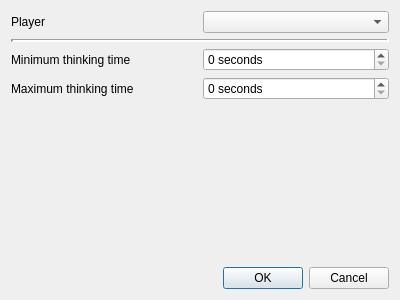
Before: the Qt Designer form src/gui/playgameenginedialog.ui in franzm/shatrabase, drawn with Qt 5.
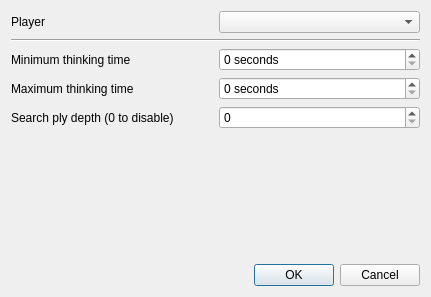
After: the same form once the commit is applied. Icons and pictures are not drawn.

Commit message: setting for gameplay max search depth

```diff
--- a/src/gui/playgameenginedialog.ui
+++ b/src/gui/playgameenginedialog.ui
@@ -6,8 +6,8 @@
    <rect>
     <x>0</x>
     <y>0</y>
-    <width>400</width>
-    <height>300</height>
+    <width>431</width>
+    <height>297</height>
    </rect>
   </property>
   <property name="windowTitle">
@@ -41,7 +41,7 @@
       <enum>QFrame::Sunken</enum>
      </property>
      <property name="lineWidth">
-      <number>3</number>
+      <number>1</number>
      </property>
      <property name="midLineWidth">
       <number>0</number>
@@ -105,6 +105,30 @@
      </item>
     </layout>
    </item>
+   <item>
+    <layout class="QHBoxLayout" name="horizontalLayout_5">
+     <item>
+      <widget class="QLabel" name="label_4">
+       <property name="text">
+        <string>Search ply depth (0 to disable)</string>
+       </property>
+      </widget>
+     </item>
+     <item>
+      <widget class="QSpinBox" name="sb_depth">
+       <property name="minimum">
+        <number>0</number>
+       </property>
+       <property name="maximum">
+        <number>1000</number>
+       </property>
+       <property name="value">
+        <number>0</number>
+       </property>
+      </widget>
+     </item>
+    </layout>
+   </item>
    <item>
     <spacer name="verticalSpacer">
      <property name="orientation">
```
Left out of the diff: 2 changed lines with no effect on the pictures. The commit also changes 7 other files.
